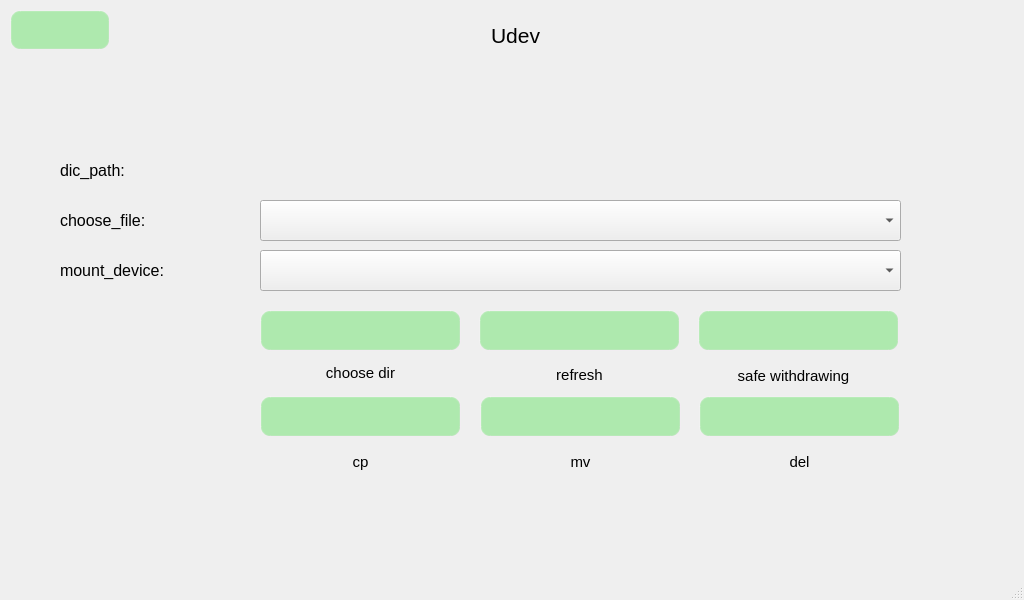
Before: the Qt Designer form qt/t507/udev.ui in jizizihe/baijie_demo, drawn with Qt 5.
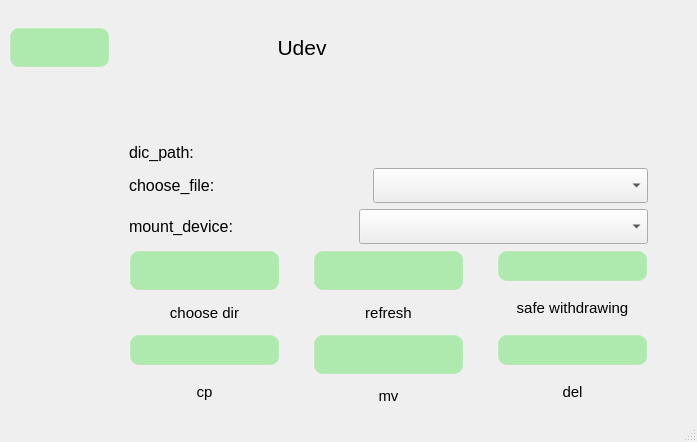
After: the same form once the commit is applied. Icons and pictures are not drawn.

Patch:
```diff
--- a/qt/t507/udev.ui
+++ b/qt/t507/udev.ui
@@ -6,8 +6,8 @@
    <rect>
     <x>0</x>
     <y>0</y>
-    <width>1024</width>
-    <height>600</height>
+    <width>697</width>
+    <height>442</height>
    </rect>
   </property>
   <property name="windowTitle">
@@ -49,17 +49,26 @@
 
 QSlider::sub-page:horizontal { /*水平滑块手柄以前的部分*/
         border-image: url(:/image/slider.png);/*边框图片*/
- }</string>
+ }
+
+
+/******** combobox 滚动条  *********/
+QComboBox QScrollBar::vertical{ /*主体部分*/
+    width:35px;
+    border-radius:35px;
+}</string>
   </property>
   <widget class="QWidget" name="centralwidget">
+   <layout class="QGridLayout" name="gridLayout">
+    <item row="0" column="0">
+     <layout class="QHBoxLayout" name="horizontalLayout" stretch="2,10,0">
+      <item>
    <widget class="QPushButton" name="return_2">
-    <property name="geometry">
-     <rect>
-      <x>10</x>
-      <y>10</y>
-      <width>100</width>
-      <height>40</height>
-     </rect>
+        <property name="minimumSize">
+         <size>
+          <width>101</width>
+          <height>41</height>
+         </size>
     </property>
     <property name="styleSheet">
      <string notr="true"/>
@@ -72,59 +81,90 @@
       <normalon>:/t507_button_image/return.png</normalon>
      </iconset>
     </property>
-   </widget>
-   <widget class="QPushButton" name="umount">
-    <property name="geometry">
-     <rect>
-      <x>698</x>
-      <y>310</y>
-      <width>201</width>
-      <height>41</height>
-     </rect>
-    </property>
-    <property name="styleSheet">
-     <string notr="true"/>
-    </property>
-    <property name="text">
-     <string/>
-    </property>
-    <property name="icon">
-     <iconset resource="translation.qrc">
-      <normaloff>:/t507_button_image/exit.png</normaloff>:/t507_button_image/exit.png</iconset>
-    </property>
-    <property name="iconSize">
-     <size>
-      <width>32</width>
-      <height>32</height>
-     </size>
-    </property>
-   </widget>
-   <widget class="QLabel" name="label">
-    <property name="geometry">
-     <rect>
-      <x>260</x>
-      <y>150</y>
-      <width>531</width>
-      <height>41</height>
-     </rect>
-    </property>
+        <property name="autoRepeatDelay">
+         <number>300</number>
+        </property>
+        <property name="autoDefault">
+         <bool>false</bool>
+        </property>
+       </widget>
+      </item>
+      <item>
+       <widget class="QLabel" name="label_11">
     <property name="font">
      <font>
-      <pointsize>12</pointsize>
+          <pointsize>16</pointsize>
      </font>
     </property>
     <property name="text">
-     <string/>
-    </property>
-   </widget>
+         <string>Udev</string>
+        </property>
+        <property name="alignment">
+         <set>Qt::AlignCenter</set>
+        </property>
+       </widget>
+      </item>
+      <item>
+       <spacer name="horizontalSpacer">
+        <property name="orientation">
+         <enum>Qt::Horizontal</enum>
+        </property>
+        <property name="sizeType">
+         <enum>QSizePolicy::Fixed</enum>
+        </property>
+        <property name="sizeHint" stdset="0">
+         <size>
+          <width>200</width>
+          <height>20</height>
+         </size>
+        </property>
+       </spacer>
+      </item>
+     </layout>
+    </item>
+    <item row="1" column="0">
+     <spacer name="verticalSpacer">
+      <property name="orientation">
+       <enum>Qt::Vertical</enum>
+      </property>
+      <property name="sizeType">
+       <enum>QSizePolicy::Fixed</enum>
+      </property>
+      <property name="sizeHint" stdset="0">
+       <size>
+        <width>20</width>
+        <height>50</height>
+       </size>
+      </property>
+     </spacer>
+    </item>
+    <item row="2" column="0">
+     <layout class="QVBoxLayout" name="verticalLayout_7">
+      <item>
+       <layout class="QHBoxLayout" name="horizontalLayout_2" stretch="1,2,0,6,0">
+        <item>
+         <spacer name="horizontalSpacer_2">
+          <property name="orientation">
+           <enum>Qt::Horizontal</enum>
+          </property>
+          <property name="sizeType">
+           <enum>QSizePolicy::Fixed</enum>
+          </property>
+          <property name="sizeHint" stdset="0">
+           <size>
+            <width>120</width>
+            <height>20</height>
+           </size>
+          </property>
+         </spacer>
+        </item>
+        <item>
    <widget class="QLabel" name="label_2">
-    <property name="geometry">
-     <rect>
-      <x>60</x>
-      <y>150</y>
-      <width>171</width>
-      <height>41</height>
-     </rect>
+          <property name="minimumSize">
+           <size>
+            <width>118</width>
+            <height>0</height>
+           </size>
     </property>
     <property name="font">
      <font>
@@ -135,120 +175,78 @@
      <string>dic_path:</string>
     </property>
    </widget>
-   <widget class="QPushButton" name="mv">
-    <property name="geometry">
-     <rect>
-      <x>480</x>
-      <y>396</y>
-      <width>201</width>
-      <height>41</height>
-     </rect>
-    </property>
-    <property name="styleSheet">
-     <string notr="true"/>
-    </property>
-    <property name="text">
-     <string/>
-    </property>
-    <property name="icon">
-     <iconset resource="translation.qrc">
-      <normaloff>:/t507_button_image/cut.png</normaloff>:/t507_button_image/cut.png</iconset>
-    </property>
-    <property name="iconSize">
+        </item>
+        <item>
+         <spacer name="horizontalSpacer_14">
+          <property name="orientation">
+           <enum>Qt::Horizontal</enum>
+          </property>
+          <property name="sizeType">
+           <enum>QSizePolicy::Expanding</enum>
+          </property>
+          <property name="sizeHint" stdset="0">
      <size>
-      <width>32</width>
-      <height>32</height>
-     </size>
-    </property>
-   </widget>
-   <widget class="QPushButton" name="cp">
-    <property name="geometry">
-     <rect>
-      <x>260</x>
-      <y>396</y>
-      <width>201</width>
-      <height>41</height>
-     </rect>
-    </property>
-    <property name="styleSheet">
-     <string notr="true"/>
-    </property>
-    <property name="text">
-     <string/>
-    </property>
-    <property name="icon">
-     <iconset resource="translation.qrc">
-      <normaloff>:/t507_button_image/cp.png</normaloff>:/t507_button_image/cp.png</iconset>
-    </property>
-    <property name="iconSize">
-     <size>
-      <width>32</width>
-      <height>32</height>
-     </size>
-    </property>
-   </widget>
-   <widget class="QPushButton" name="refresh">
-    <property name="geometry">
-     <rect>
-      <x>479</x>
-      <y>310</y>
-      <width>201</width>
-      <height>41</height>
-     </rect>
-    </property>
-    <property name="styleSheet">
-     <string notr="true"/>
-    </property>
-    <property name="text">
-     <string/>
-    </property>
-    <property name="icon">
-     <iconset resource="translation.qrc">
-      <normaloff>:/t507_button_image/flush.png</normaloff>:/t507_button_image/flush.png</iconset>
-    </property>
-    <property name="iconSize">
-     <size>
-      <width>32</width>
-      <height>32</height>
-     </size>
-    </property>
-   </widget>
-   <widget class="QComboBox" name="mount">
-    <property name="geometry">
-     <rect>
-      <x>260</x>
-      <y>250</y>
-      <width>641</width>
-      <height>41</height>
-     </rect>
-    </property>
-   </widget>
-   <widget class="QLabel" name="label_4">
-    <property name="geometry">
-     <rect>
-      <x>60</x>
-      <y>250</y>
-      <width>171</width>
-      <height>41</height>
-     </rect>
-    </property>
+            <width>120</width>
+            <height>20</height>
+           </size>
+          </property>
+         </spacer>
+        </item>
+        <item>
+         <widget class="QLabel" name="label">
     <property name="font">
      <font>
       <pointsize>12</pointsize>
      </font>
     </property>
     <property name="text">
-     <string>mount_device:</string>
-    </property>
-   </widget>
+           <string/>
+          </property>
+         </widget>
+        </item>
+        <item>
+         <spacer name="horizontalSpacer_5">
+          <property name="orientation">
+           <enum>Qt::Horizontal</enum>
+          </property>
+          <property name="sizeType">
+           <enum>QSizePolicy::Fixed</enum>
+          </property>
+          <property name="sizeHint" stdset="0">
+           <size>
+            <width>40</width>
+            <height>20</height>
+           </size>
+          </property>
+         </spacer>
+        </item>
+       </layout>
+      </item>
+      <item>
+       <layout class="QHBoxLayout" name="horizontalLayout_3" stretch="1,2,0,6,0">
+        <item>
+         <spacer name="horizontalSpacer_3">
+          <property name="orientation">
+           <enum>Qt::Horizontal</enum>
+          </property>
+          <property name="sizeType">
+           <enum>QSizePolicy::Fixed</enum>
+          </property>
+          <property name="sizeHint" stdset="0">
+           <size>
+            <width>120</width>
+            <height>20</height>
+           </size>
+          </property>
+         </spacer>
+        </item>
+        <item>
    <widget class="QLabel" name="label_3">
-    <property name="geometry">
-     <rect>
-      <x>60</x>
-      <y>200</y>
-      <width>171</width>
-      <height>41</height>
-     </rect>
+          <property name="minimumSize">
+           <size>
+            <width>118</width>
+            <height>0</height>
+           </size>
     </property>
     <property name="font">
      <font>
@@ -259,24 +257,167 @@
      <string>choose_file:</string>
     </property>
    </widget>
+        </item>
+        <item>
+         <spacer name="horizontalSpacer_15">
+          <property name="orientation">
+           <enum>Qt::Horizontal</enum>
+          </property>
+          <property name="sizeType">
+           <enum>QSizePolicy::Expanding</enum>
+          </property>
+          <property name="sizeHint" stdset="0">
+           <size>
+            <width>120</width>
+            <height>20</height>
+           </size>
+          </property>
+         </spacer>
+        </item>
+        <item>
    <widget class="QComboBox" name="file">
-    <property name="geometry">
-     <rect>
-      <x>260</x>
-      <y>200</y>
-      <width>641</width>
-      <height>41</height>
-     </rect>
-    </property>
-   </widget>
+          <property name="minimumSize">
+           <size>
+            <width>0</width>
+            <height>35</height>
+           </size>
+          </property>
+          <property name="styleSheet">
+           <string notr="true">
+</string>
+          </property>
+          <property name="maxVisibleItems">
+           <number>50</number>
+          </property>
+         </widget>
+        </item>
+        <item>
+         <spacer name="horizontalSpacer_12">
+          <property name="orientation">
+           <enum>Qt::Horizontal</enum>
+          </property>
+          <property name="sizeType">
+           <enum>QSizePolicy::Fixed</enum>
+          </property>
+          <property name="sizeHint" stdset="0">
+           <size>
+            <width>40</width>
+            <height>20</height>
+           </size>
+          </property>
+         </spacer>
+        </item>
+       </layout>
+      </item>
+      <item>
+       <layout class="QHBoxLayout" name="horizontalLayout_4" stretch="1,2,0,6,0">
+        <item>
+         <spacer name="horizontalSpacer_4">
+          <property name="orientation">
+           <enum>Qt::Horizontal</enum>
+          </property>
+          <property name="sizeType">
+           <enum>QSizePolicy::Fixed</enum>
+          </property>
+          <property name="sizeHint" stdset="0">
+           <size>
+            <width>120</width>
+            <height>20</height>
+           </size>
+          </property>
+         </spacer>
+        </item>
+        <item>
+         <widget class="QLabel" name="label_4">
+          <property name="minimumSize">
+           <size>
+            <width>0</width>
+            <height>0</height>
+           </size>
+          </property>
+          <property name="font">
+           <font>
+            <pointsize>12</pointsize>
+           </font>
+          </property>
+          <property name="text">
+           <string>mount_device:</string>
+          </property>
+         </widget>
+        </item>
+        <item>
+         <spacer name="horizontalSpacer_16">
+          <property name="orientation">
+           <enum>Qt::Horizontal</enum>
+          </property>
+          <property name="sizeType">
+           <enum>QSizePolicy::Expanding</enum>
+          </property>
+          <property name="sizeHint" stdset="0">
+           <size>
+            <width>120</width>
+            <height>20</height>
+           </size>
+          </property>
+         </spacer>
+        </item>
+        <item>
+         <widget class="QComboBox" name="mount">
+          <property name="minimumSize">
+           <size>
+            <width>0</width>
+            <height>35</height>
+           </size>
+          </property>
+         </widget>
+        </item>
+        <item>
+         <spacer name="horizontalSpacer_7">
+          <property name="orientation">
+           <enum>Qt::Horizontal</enum>
+          </property>
+          <property name="sizeType">
+           <enum>QSizePolicy::Fixed</enum>
+          </property>
+          <property name="sizeHint" stdset="0">
+           <size>
+            <width>40</width>
+            <height>20</height>
+           </size>
+          </property>
+         </spacer>
+        </item>
+       </layout>
+      </item>
+     </layout>
+    </item>
+    <item row="3" column="0">
+     <layout class="QHBoxLayout" name="horizontalLayout_5" stretch="3,5,1,5,1,5,0">
+      <item>
+       <spacer name="horizontalSpacer_6">
+        <property name="orientation">
+         <enum>Qt::Horizontal</enum>
+        </property>
+        <property name="sizeType">
+         <enum>QSizePolicy::Fixed</enum>
+        </property>
+        <property name="sizeHint" stdset="0">
+         <size>
+          <width>120</width>
+          <height>20</height>
+         </size>
+        </property>
+       </spacer>
+      </item>
+      <item>
+       <layout class="QVBoxLayout" name="verticalLayout">
+        <item>
    <widget class="QPushButton" name="choose">
-    <property name="geometry">
-     <rect>
-      <x>260</x>
-      <y>310</y>
-      <width>201</width>
+          <property name="minimumSize">
+           <size>
+            <width>151</width>
       <height>41</height>
-     </rect>
+           </size>
     </property>
     <property name="styleSheet">
      <string notr="true"/>
@@ -295,41 +436,9 @@
      </size>
     </property>
    </widget>
-   <widget class="QPushButton" name="del">
-    <property name="geometry">
-     <rect>
-      <x>699</x>
-      <y>396</y>
-      <width>201</width>
-      <height>41</height>
-     </rect>
-    </property>
-    <property name="styleSheet">
-     <string notr="true"/>
-    </property>
-    <property name="text">
-     <string/>
-    </property>
-    <property name="icon">
-     <iconset resource="translation.qrc">
-      <normaloff>:/t507_button_image/del.png</normaloff>:/t507_button_image/del.png</iconset>
-    </property>
-    <property name="iconSize">
-     <size>
-      <width>32</width>
-      <height>32</height>
-     </size>
-    </property>
-   </widget>
+        </item>
+        <item>
    <widget class="QLabel" name="label_5">
-    <property name="geometry">
-     <rect>
-      <x>260</x>
-      <y>357</y>
-      <width>201</width>
-      <height>31</height>
-     </rect>
-    </property>
     <property name="font">
      <font>
       <pointsize>11</pointsize>
@@ -342,15 +451,55 @@
      <set>Qt::AlignCenter</set>
     </property>
    </widget>
+        </item>
+       </layout>
+      </item>
+      <item>
+       <spacer name="verticalSpacer_2">
+        <property name="orientation">
+         <enum>Qt::Horizontal</enum>
+        </property>
+        <property name="sizeType">
+         <enum>QSizePolicy::Expanding</enum>
+        </property>
+        <property name="sizeHint" stdset="0">
+         <size>
+          <width>40</width>
+          <height>20</height>
+         </size>
+        </property>
+       </spacer>
+      </item>
+      <item>
+       <layout class="QVBoxLayout" name="verticalLayout_2">
+        <item>
+         <widget class="QPushButton" name="refresh">
+          <property name="minimumSize">
+           <size>
+            <width>151</width>
+            <height>41</height>
+           </size>
+          </property>
+          <property name="styleSheet">
+           <string notr="true"/>
+          </property>
+          <property name="text">
+           <string/>
+          </property>
+          <property name="icon">
+           <iconset resource="translation.qrc">
+            <normaloff>:/t507_button_image/flush.png</normaloff>:/t507_button_image/flush.png</iconset>
+          </property>
+          <property name="iconSize">
+           <size>
+            <width>32</width>
+            <height>32</height>
+           </size>
+          </property>
+         </widget>
+        </item>
+        <item>
    <widget class="QLabel" name="label_6">
-    <property name="geometry">
-     <rect>
-      <x>479</x>
-      <y>359</y>
-      <width>201</width>
-      <height>31</height>
-     </rect>
-    </property>
     <property name="font">
      <font>
       <pointsize>11</pointsize>
@@ -363,15 +512,55 @@
      <set>Qt::AlignCenter</set>
     </property>
    </widget>
+        </item>
+       </layout>
+      </item>
+      <item>
+       <spacer name="verticalSpacer_3">
+        <property name="orientation">
+         <enum>Qt::Horizontal</enum>
+        </property>
+        <property name="sizeType">
+         <enum>QSizePolicy::Expanding</enum>
+        </property>
+        <property name="sizeHint" stdset="0">
+         <size>
+          <width>40</width>
+          <height>20</height>
+         </size>
+        </property>
+       </spacer>
+      </item>
+      <item>
+       <layout class="QVBoxLayout" name="verticalLayout_3">
+        <item>
+         <widget class="QPushButton" name="umount">
+          <property name="minimumSize">
+           <size>
+            <width>151</width>
+            <height>0</height>
+           </size>
+          </property>
+          <property name="styleSheet">
+           <string notr="true"/>
+          </property>
+          <property name="text">
+           <string/>
+          </property>
+          <property name="icon">
+           <iconset resource="translation.qrc">
+            <normaloff>:/t507_button_image/exit.png</normaloff>:/t507_button_image/exit.png</iconset>
+          </property>
+          <property name="iconSize">
+           <size>
+            <width>32</width>
+            <height>32</height>
+           </size>
+          </property>
+         </widget>
+        </item>
+        <item>
    <widget class="QLabel" name="label_7">
-    <property name="geometry">
-     <rect>
-      <x>698</x>
-      <y>360</y>
-      <width>191</width>
-      <height>31</height>
-     </rect>
-    </property>
     <property name="font">
      <font>
       <pointsize>11</pointsize>
@@ -384,57 +573,78 @@
      <set>Qt::AlignCenter</set>
     </property>
    </widget>
-   <widget class="QLabel" name="label_8">
-    <property name="geometry">
-     <rect>
-      <x>699</x>
-      <y>446</y>
-      <width>201</width>
-      <height>31</height>
-     </rect>
-    </property>
-    <property name="font">
-     <font>
-      <pointsize>11</pointsize>
-     </font>
-    </property>
-    <property name="text">
-     <string>del</string>
-    </property>
-    <property name="alignment">
-     <set>Qt::AlignCenter</set>
-    </property>
-   </widget>
-   <widget class="QLabel" name="label_9">
-    <property name="geometry">
-     <rect>
-      <x>480</x>
-      <y>446</y>
-      <width>201</width>
-      <height>31</height>
-     </rect>
-    </property>
-    <property name="font">
-     <font>
-      <pointsize>11</pointsize>
-     </font>
-    </property>
+        </item>
+       </layout>
+      </item>
+      <item>
+       <spacer name="horizontalSpacer_8">
+        <property name="orientation">
+         <enum>Qt::Horizontal</enum>
+        </property>
+        <property name="sizeType">
+         <enum>QSizePolicy::Fixed</enum>
+        </property>
+        <property name="sizeHint" stdset="0">
+         <size>
+          <width>40</width>
+          <height>20</height>
+         </size>
+        </property>
+       </spacer>
+      </item>
+     </layout>
+    </item>
+    <item row="4" column="0">
+     <layout class="QHBoxLayout" name="horizontalLayout_6" stretch="3,5,1,5,1,5,0">
+      <property name="sizeConstraint">
+       <enum>QLayout::SetNoConstraint</enum>
+      </property>
+      <item>
+       <spacer name="horizontalSpacer_13">
+        <property name="orientation">
+         <enum>Qt::Horizontal</enum>
+        </property>
+        <property name="sizeType">
+         <enum>QSizePolicy::Fixed</enum>
+        </property>
+        <property name="sizeHint" stdset="0">
+         <size>
+          <width>120</width>
+          <height>20</height>
+         </size>
+        </property>
+       </spacer>
+      </item>
+      <item>
+       <layout class="QVBoxLayout" name="verticalLayout_4">
+        <item>
+         <widget class="QPushButton" name="cp">
+          <property name="minimumSize">
+           <size>
+            <width>151</width>
+            <height>0</height>
+           </size>
+          </property>
+          <property name="styleSheet">
+           <string notr="true"/>
+          </property>
     <property name="text">
-     <string>mv</string>
-    </property>
-    <property name="alignment">
-     <set>Qt::AlignCenter</set>
-    </property>
-   </widget>
+           <string/>
+          </property>
+          <property name="icon">
+           <iconset resource="translation.qrc">
+            <normaloff>:/t507_button_image/cp.png</normaloff>:/t507_button_image/cp.png</iconset>
+          </property>
+          <property name="iconSize">
+           <size>
+            <width>32</width>
+            <height>32</height>
+           </size>
+          </property>
+         </widget>
+        </item>
+        <item>
    <widget class="QLabel" name="label_10">
-    <property name="geometry">
-     <rect>
-      <x>260</x>
-      <y>446</y>
-      <width>201</width>
-      <height>31</height>
-     </rect>
-    </property>
     <property name="font">
      <font>
       <pointsize>11</pointsize>
@@ -447,27 +657,150 @@
      <set>Qt::AlignCenter</set>
     </property>
    </widget>
-   <widget class="QLabel" name="label_11">
-    <property name="geometry">
-     <rect>
-      <x>270</x>
-      <y>10</y>
-      <width>491</width>
-      <height>51</height>
-     </rect>
-    </property>
+        </item>
+       </layout>
+      </item>
+      <item>
+       <spacer name="verticalSpacer_5">
+        <property name="orientation">
+         <enum>Qt::Horizontal</enum>
+        </property>
+        <property name="sizeType">
+         <enum>QSizePolicy::Expanding</enum>
+        </property>
+        <property name="sizeHint" stdset="0">
+         <size>
+          <width>40</width>
+          <height>20</height>
+         </size>
+        </property>
+       </spacer>
+      </item>
+      <item>
+       <layout class="QVBoxLayout" name="verticalLayout_5">
+        <item>
+         <widget class="QPushButton" name="mv">
+          <property name="minimumSize">
+           <size>
+            <width>151</width>
+            <height>41</height>
+           </size>
+          </property>
+          <property name="styleSheet">
+           <string notr="true"/>
+          </property>
+          <property name="text">
+           <string/>
+          </property>
+          <property name="icon">
+           <iconset resource="translation.qrc">
+            <normaloff>:/t507_button_image/cut.png</normaloff>:/t507_button_image/cut.png</iconset>
+          </property>
+          <property name="iconSize">
+           <size>
+            <width>32</width>
+            <height>32</height>
+           </size>
+          </property>
+         </widget>
+        </item>
+        <item>
+         <widget class="QLabel" name="label_9">
     <property name="font">
      <font>
-      <pointsize>16</pointsize>
+            <pointsize>11</pointsize>
      </font>
     </property>
     <property name="text">
-     <string>Udev</string>
+           <string>mv</string>
     </property>
     <property name="alignment">
      <set>Qt::AlignCenter</set>
     </property>
    </widget>
+        </item>
+       </layout>
+      </item>
+      <item>
+       <spacer name="verticalSpacer_4">
+        <property name="orientation">
+         <enum>Qt::Horizontal</enum>
+        </property>
+        <property name="sizeType">
+         <enum>QSizePolicy::Expanding</enum>
+        </property>
+        <property name="sizeHint" stdset="0">
+         <size>
+          <width>40</width>
+          <height>20</height>
+         </size>
+        </property>
+       </spacer>
+      </item>
+      <item>
+       <layout class="QVBoxLayout" name="verticalLayout_6">
+        <item>
+         <widget class="QPushButton" name="del">
+          <property name="minimumSize">
+           <size>
+            <width>151</width>
+            <height>0</height>
+           </size>
+          </property>
+          <property name="styleSheet">
+           <string notr="true"/>
+          </property>
+          <property name="text">
+           <string/>
+          </property>
+          <property name="icon">
+           <iconset resource="translation.qrc">
+            <normaloff>:/t507_button_image/del.png</normaloff>:/t507_button_image/del.png</iconset>
+          </property>
+          <property name="iconSize">
+           <size>
+            <width>32</width>
+            <height>32</height>
+           </size>
+          </property>
+         </widget>
+        </item>
+        <item>
+         <widget class="QLabel" name="label_8">
+          <property name="font">
+           <font>
+            <pointsize>11</pointsize>
+           </font>
+          </property>
+          <property name="text">
+           <string>del</string>
+          </property>
+          <property name="alignment">
+           <set>Qt::AlignCenter</set>
+          </property>
+         </widget>
+        </item>
+       </layout>
+      </item>
+      <item>
+       <spacer name="horizontalSpacer_9">
+        <property name="orientation">
+         <enum>Qt::Horizontal</enum>
+        </property>
+        <property name="sizeType">
+         <enum>QSizePolicy::Fixed</enum>
+        </property>
+        <property name="sizeHint" stdset="0">
+         <size>
+          <width>40</width>
+          <height>20</height>
+         </size>
+        </property>
+       </spacer>
+      </item>
+     </layout>
+    </item>
+   </layout>
   </widget>
   <widget class="QMenuBar" name="menubar">
    <property name="geometry">
```
Left out of the diff: 2 changed lines with no effect on the pictures. Lines whose indentation alone changed are shown as unchanged.
